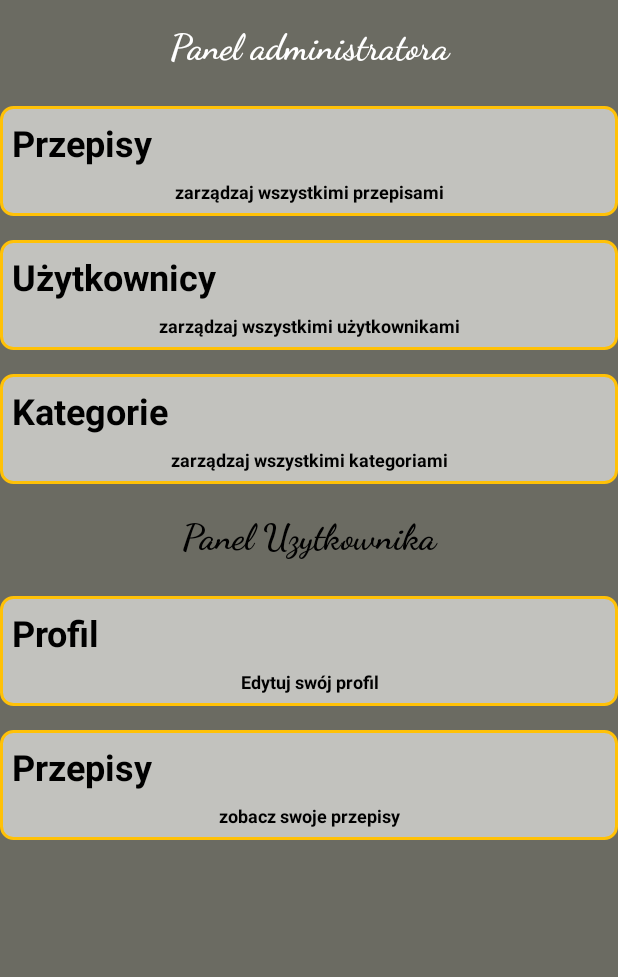
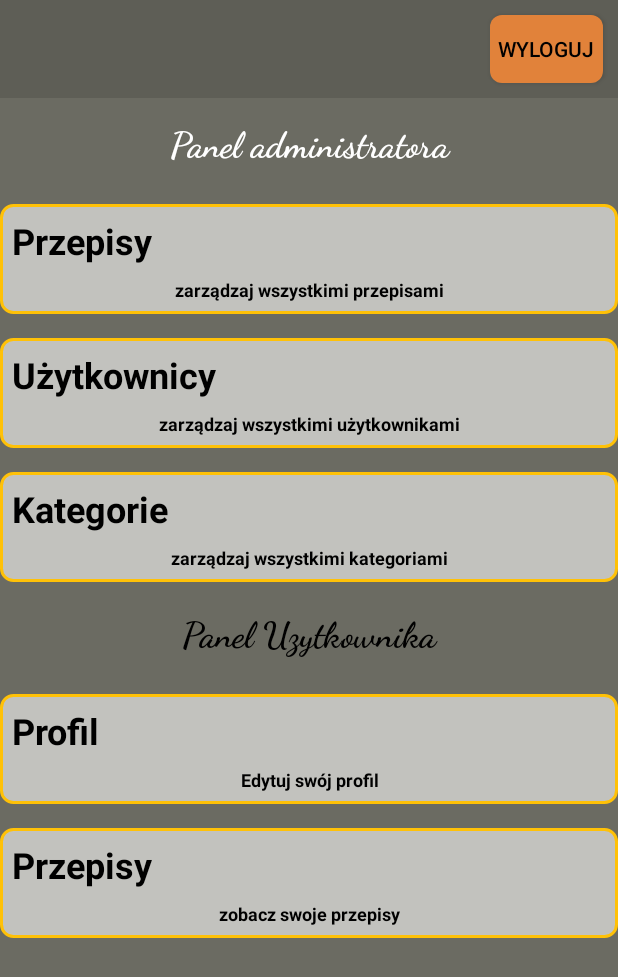
Before and after one commit to cptn3m012/BlogKulinarnyMobileApp-client, an Android app built with Jetpack Compose: the AdminActivity screen opened directly, with no data from a screen before it, on a phone screen of 412 x 824 dp. Shown: the top 977 px of the screen. Run offline under Robolectric (Android 15) with nearby library versions, the phone set to English and light mode, and no system bars.

Commit message:
Add logout button

```diff
--- a/app/src/main/java/com/example/blogkulinarnymobileapp/Admin/AdminActivity.java
+++ b/app/src/main/java/com/example/blogkulinarnymobileapp/Admin/AdminActivity.java
@@ -6,15 +6,21 @@ import androidx.recyclerview.widget.RecyclerView;
 
 import android.content.Intent;
 import android.os.Bundle;
+import android.view.View;
+import android.widget.Button;
 import android.widget.TextView;
+import android.widget.Toast;
 
 import com.example.blogkulinarnymobileapp.R;
 import com.example.blogkulinarnymobileapp.Adapters.TileAdapter;
 import com.example.blogkulinarnymobileapp.Adapters.TileData;
+import com.example.blogkulinarnymobileapp.RecipeDetails;
 import com.example.blogkulinarnymobileapp.SessionManagement.SessionManagement;
 
 import java.util.ArrayList;
 import java.util.List;
+
+import Home.HomeActivity;
 
 public class AdminActivity extends AppCompatActivity {
 
@@ -23,6 +29,7 @@ public class AdminActivity extends AppCompatActivity {
     private RecyclerView AdminRecyclerView;
     private RecyclerView UserRecyclerView;
     private TextView adminHeaderTextView;
+    private Button logoutButton;
 
     @Override
     protected void onCreate(Bundle savedInstanceState) {
@@ -34,6 +41,8 @@ public class AdminActivity extends AppCompatActivity {
 
         AdminRecyclerView = findViewById(R.id.AdminRecyclerView);
         UserRecyclerView = findViewById(R.id.UserRecyclerView);
+
+        logoutButton = findViewById(R.id.logoutButton);
 
         sessionManagement = SessionManagement.getInstance(AdminActivity.this);
         rank = sessionManagement.getSession();
@@ -95,6 +104,17 @@ public class AdminActivity extends AppCompatActivity {
             }
         });
 
+        logoutButton.setOnClickListener(new View.OnClickListener() {
+            @Override
+            public void onClick(View v) {
+                Toast.makeText(AdminActivity.this, "Zostałeś wylogowany pomyślnie!", Toast.LENGTH_SHORT).show();
+                sessionManagement.removeSession();
+                Intent homeIntent = new Intent(AdminActivity.this, HomeActivity.class);
+                startActivity(homeIntent);
+                finish();
+            }
+        });
+
         AdminRecyclerView.setAdapter(tileAdapter);
         AdminRecyclerView.setLayoutManager(new LinearLayoutManager(this));
         UserRecyclerView.setAdapter(UserAdapter);
--- a/app/src/main/java/com/example/blogkulinarnymobileapp/RecipeDetails.java
+++ b/app/src/main/java/com/example/blogkulinarnymobileapp/RecipeDetails.java
@@ -231,7 +231,7 @@ public class RecipeDetails extends AppCompatActivity {
             if (result) {
                 Toast.makeText(RecipeDetails.this, "Udało się dodać komentarz", Toast.LENGTH_SHORT).show();
             } else {
-                Toast.makeText(RecipeDetails.this, "Błąd podczas dodawania komentarza", Toast.LENGTH_SHORT).show();
+                Toast.makeText(RecipeDetails.this, "Musisz się zalogować, aby dodać komentarz", Toast.LENGTH_SHORT).show();
             }
         }
     }
--- a/app/src/main/res/layout/activity_admin.xml
+++ b/app/src/main/res/layout/activity_admin.xml
@@ -4,6 +4,24 @@
     android:orientation="vertical"
     android:id="@+id/yourLinearLayout"
     android:background="#6B6B62">
+
+    <LinearLayout
+        android:layout_width="match_parent"
+        android:layout_height="wrap_content"
+        android:background="#5E5E56"
+        android:gravity="right">
+        <Button
+            android:id="@+id/logoutButton"
+            android:layout_width="75dp"
+            android:layout_height="45dp"
+            android:layout_marginTop="10dp"
+            android:layout_marginBottom="10dp"
+            android:layout_marginEnd="10dp"
+            android:text="Wyloguj"
+            android:background="@drawable/button_background_orange"
+            android:backgroundTint="#E1823A"
+            android:textColor="@android:color/black"/>
+    </LinearLayout>
 
     <TextView
         android:id="@+id/adminHeaderTextView"
```
Also changed, not shown: app/src/main/java/com/example/blogkulinarnymobileapp/User/UserActivity.java (+19 -0 lines), app/src/main/res/layout/activity_user.xml (+18 -0 lines).
